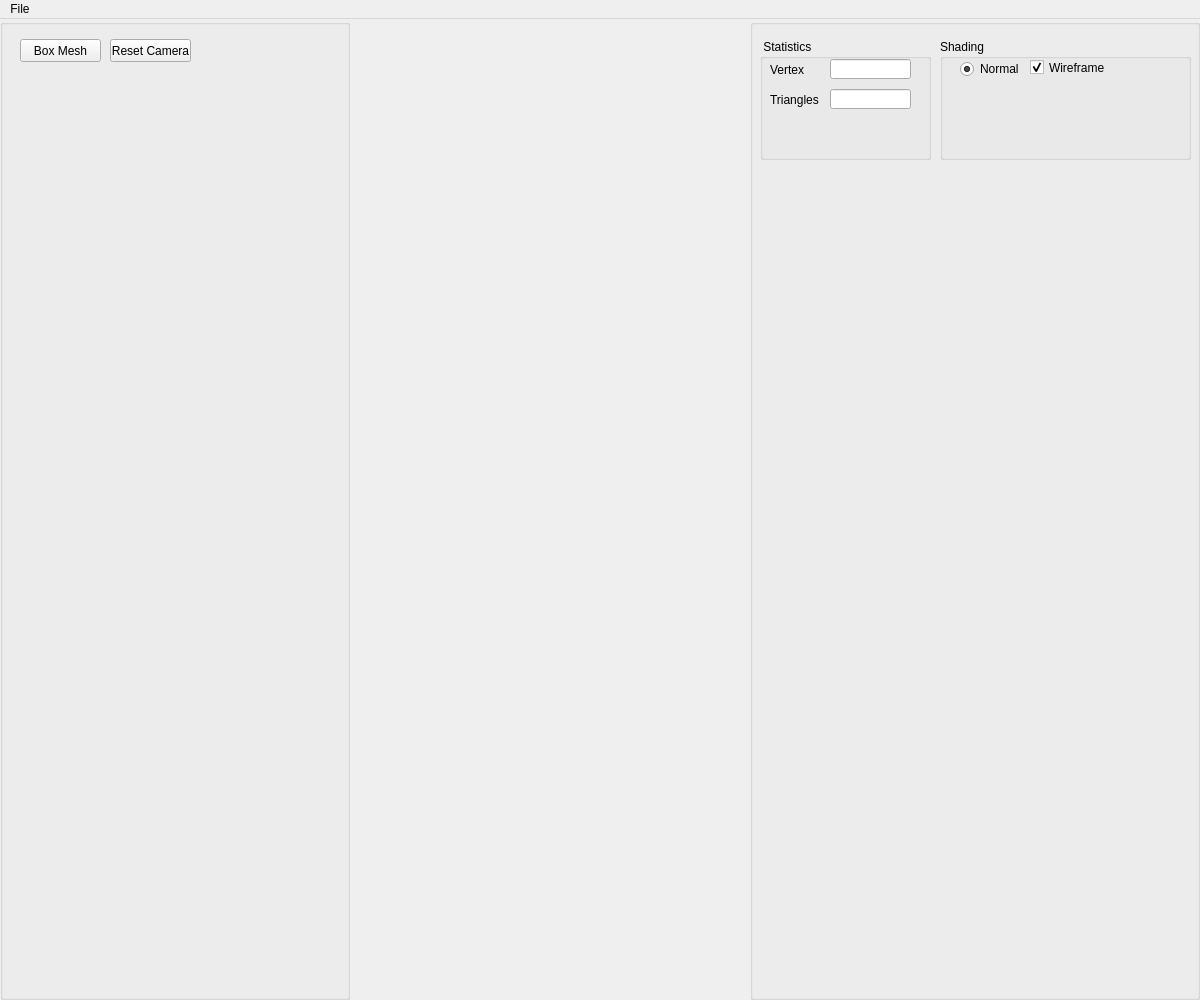
Before: the Qt Designer form TerrainGeneration/UI/interface.ui in amatheo/LIFPROJET-TerrainGeneration, drawn with Qt 5.
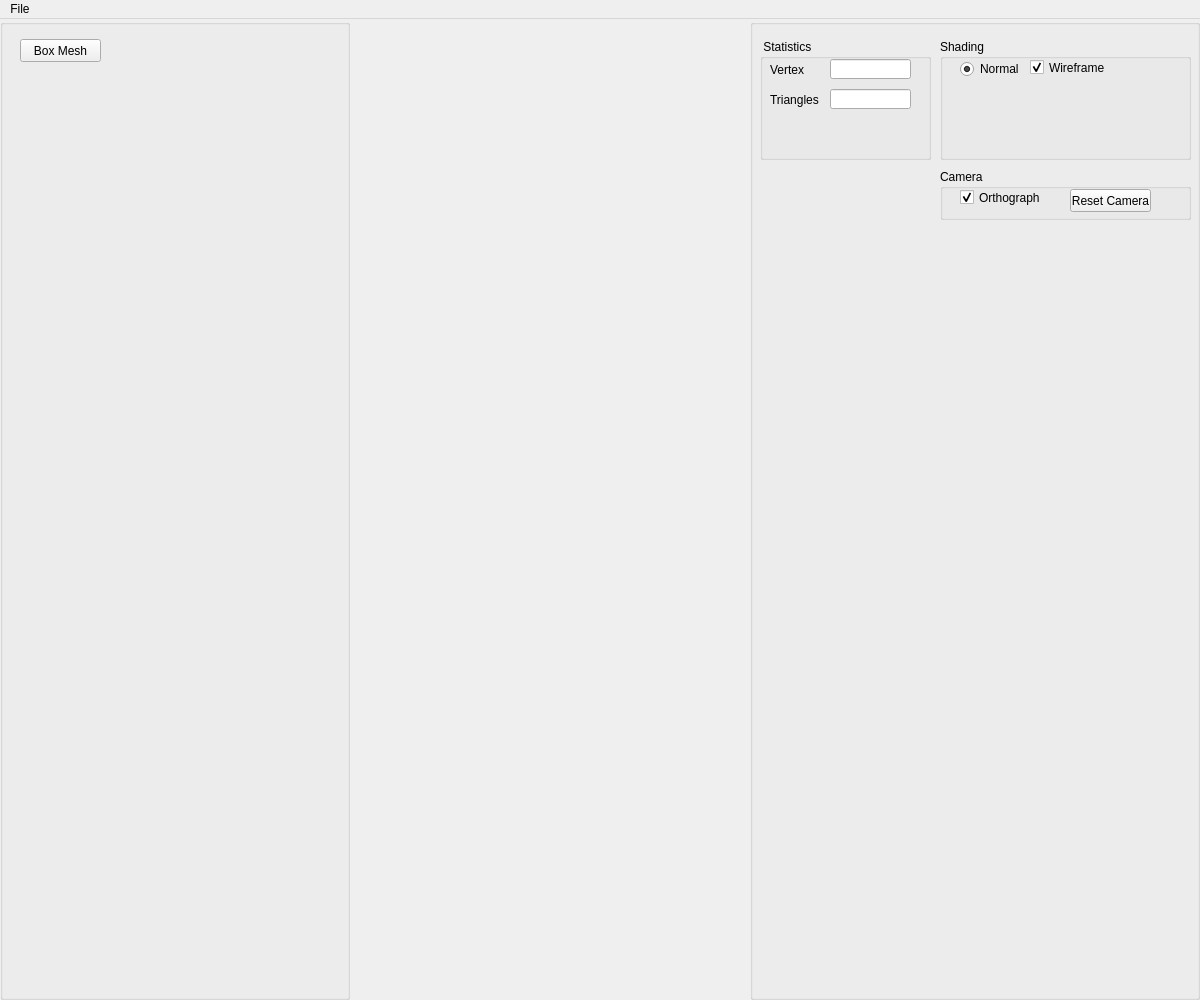
After: the same form once the commit is applied.

Commit message: feat : orthographic mode

What changed in the file:
```diff
--- a/TerrainGeneration/UI/interface.ui
+++ b/TerrainGeneration/UI/interface.ui
@@ -80,34 +80,6 @@
         <bool>false</bool>
        </property>
       </widget>
-      <widget class="QPushButton" name="resetcameraButton">
-       <property name="geometry">
-        <rect>
-         <x>110</x>
-         <y>20</y>
-         <width>81</width>
-         <height>23</height>
-        </rect>
-       </property>
-       <property name="toolTip">
-        <string>&lt;html&gt;&lt;head/&gt;&lt;body&gt;&lt;p&gt;&lt;span style=&quot; color:#5500ff;&quot;&gt;Callback #03&lt;/span&gt;&lt;/p&gt;&lt;p&gt;&lt;span style=&quot; font-style:italic; color:#aa00ff;&quot;&gt;Create Eurographics 1996 Bird&lt;/span&gt;&lt;/p&gt;&lt;/body&gt;&lt;/html&gt;</string>
-       </property>
-       <property name="text">
-        <string>Reset Camera</string>
-       </property>
-       <property name="checkable">
-        <bool>true</bool>
-       </property>
-       <property name="autoDefault">
-        <bool>false</bool>
-       </property>
-       <property name="default">
-        <bool>false</bool>
-       </property>
-       <property name="flat">
-        <bool>false</bool>
-       </property>
-      </widget>
      </widget>
     </item>
     <item>
@@ -243,6 +215,66 @@
         </property>
        </widget>
       </widget>
+      <widget class="QGroupBox" name="CameraBox">
+       <property name="geometry">
+        <rect>
+         <x>190</x>
+         <y>150</y>
+         <width>251</width>
+         <height>51</height>
+        </rect>
+       </property>
+       <property name="title">
+        <string>Camera</string>
+       </property>
+       <property name="flat">
+        <bool>false</bool>
+       </property>
+       <widget class="QCheckBox" name="orthographic_mode">
+        <property name="geometry">
+         <rect>
+          <x>20</x>
+          <y>20</y>
+          <width>81</width>
+          <height>17</height>
+         </rect>
+        </property>
+        <property name="text">
+         <string>Orthographic</string>
+        </property>
+        <property name="checked">
+         <bool>true</bool>
+        </property>
+       </widget>
+       <widget class="QPushButton" name="resetcameraButton">
+        <property name="geometry">
+         <rect>
+          <x>130</x>
+          <y>20</y>
+          <width>81</width>
+          <height>23</height>
+         </rect>
+        </property>
+        <property name="toolTip">
+         <string>&lt;html&gt;&lt;head/&gt;&lt;body&gt;&lt;p&gt;&lt;span style=&quot; color:#5500ff;&quot;&gt;Callback #03&lt;/span&gt;&lt;/p&gt;&lt;p&gt;&lt;span style=&quot; font-style:italic; color:#aa00ff;&quot;&gt;Create Eurographics 1996 Bird&lt;/span&gt;&lt;/p&gt;&lt;/body&gt;&lt;/html&gt;</string>
+        </property>
+        <property name="text">
+         <string>Reset Camera</string>
+        </property>
+        <property name="checkable">
+         <bool>true</bool>
+        </property>
+        <property name="autoDefault">
+         <bool>false</bool>
+        </property>
+        <property name="default">
+         <bool>false</bool>
+        </property>
+        <property name="flat">
+         <bool>false</bool>
+        </property>
+       </widget>
+      </widget>
      </widget>
     </item>
    </layout>
```
Left out of the diff: 2 changed lines with no effect on the pictures. The commit also changes 4 other files.
